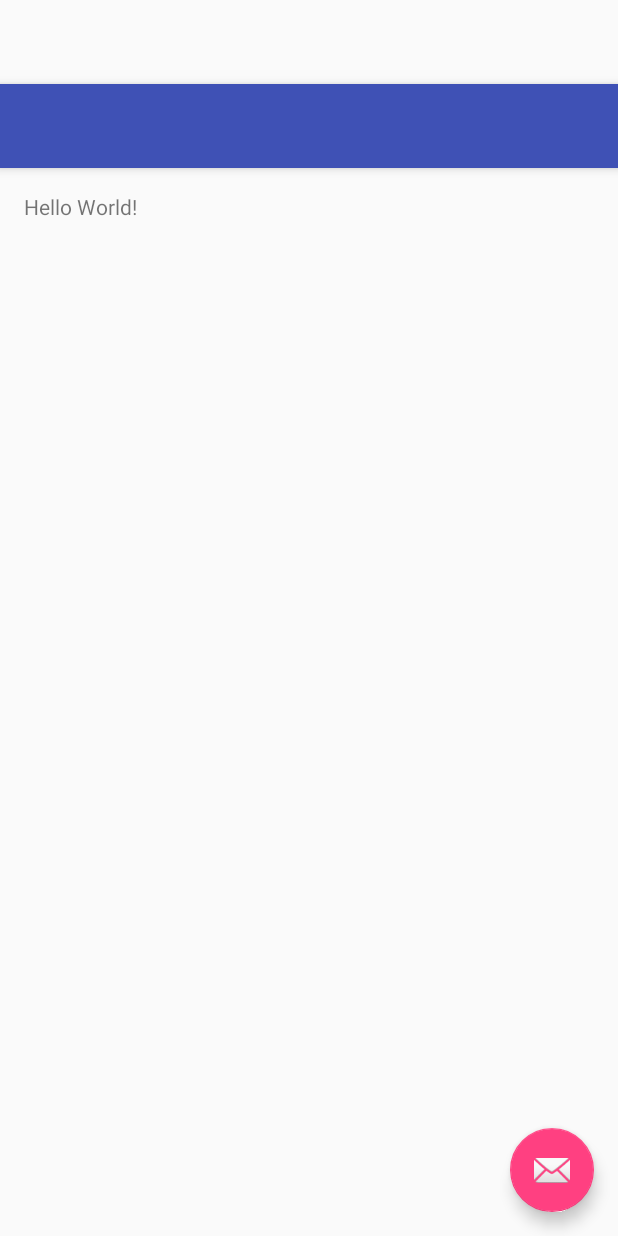
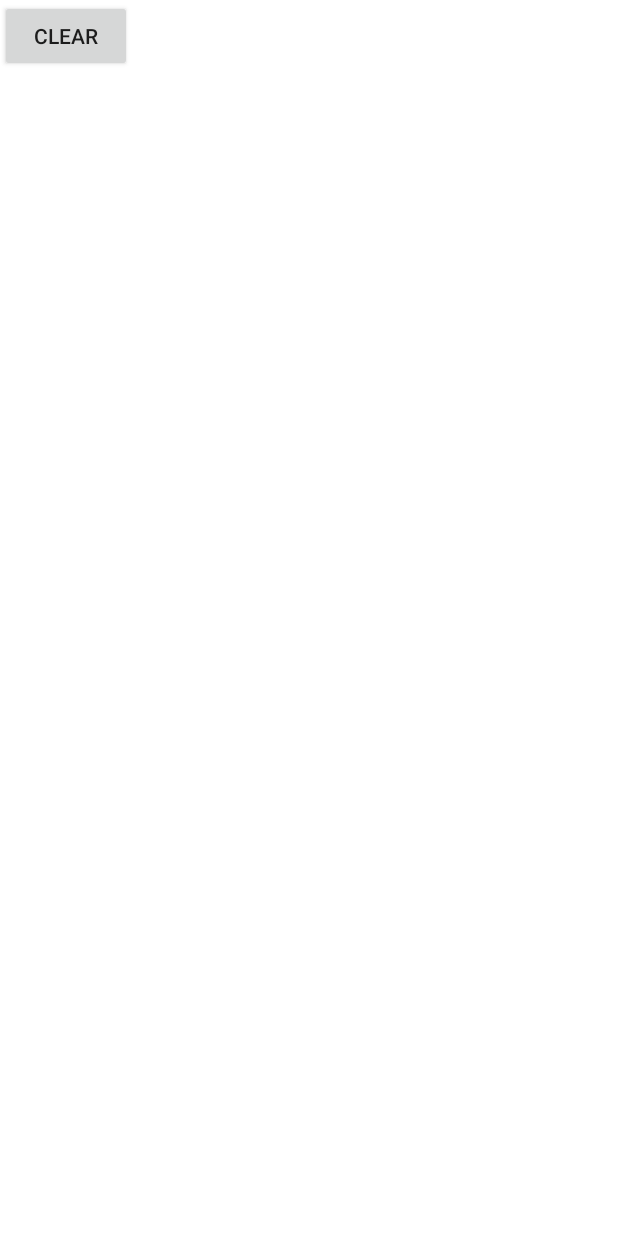
Before and after one commit to Xrowhro/androidShared, an Android app: the layout activity_main.xml on its own in the app's theme, with its tools: preview values and no code run, on a phone screen of 412 x 824 dp. Run offline under Robolectric (Android 15) with nearby library versions, the phone set to English and light mode, and no system bars.

Commit message:
AddDrawView

```diff
--- /dev/null
+++ b/app/src/main/java/com/example/user/sharedpaint/DrawView.java
@@ -0,0 +1,113 @@
+package com.example.user.sharedpaint;
+
+import android.content.Context;
+import android.content.res.TypedArray;
+import android.graphics.Bitmap;
+import android.graphics.Canvas;
+import android.graphics.Color;
+import android.graphics.Paint;
+import android.graphics.Path;
+import android.graphics.drawable.Drawable;
+import android.text.TextPaint;
+import android.util.AttributeSet;
+import android.view.MotionEvent;
+import android.view.View;
+
+/**
+ * TODO: document your custom view class.
+ */
+public class DrawView extends View {
+        public int width;
+        public int height;
+        private Bitmap mBitmap;
+        private Canvas mCanvas;
+        private Path mPath;
+        Context context;
+        private Paint mPaint;
+        private float mX, mY;
+        private static final float TOLERANCE = 5;
+
+        public DrawView(Context c, AttributeSet attrs) {
+            super(c, attrs);
+            context = c;
+
+            // we set a new Path
+            mPath = new Path();
+
+            // and we set a new Paint with the desired attributes
+            mPaint = new Paint();
+            mPaint.setAntiAlias(true);
+            mPaint.setColor(Color.BLACK);
+            mPaint.setStyle(Paint.Style.STROKE);
+            mPaint.setStrokeJoin(Paint.Join.ROUND);
+            mPaint.setStrokeWidth(4f);
+        }
+
+        // override onSizeChanged
+        @Override
+        protected void onSizeChanged(int w, int h, int oldw, int oldh) {
+            super.onSizeChanged(w, h, oldw, oldh);
+
+            // your Canvas will draw onto the defined Bitmap
+            mBitmap = Bitmap.createBitmap(w, h, Bitmap.Config.ARGB_8888);
+            mCanvas = new Canvas(mBitmap);
+        }
+
+        // override onDraw
+        @Override
+        protected void onDraw(Canvas canvas) {
+            super.onDraw(canvas);
+            // draw the mPath with the mPaint on the canvas when onDraw
+            canvas.drawPath(mPath, mPaint);
+        }
+
+        // when ACTION_DOWN start touch according to the x,y values
+        private void startTouch(float x, float y) {
+            mPath.moveTo(x, y);
+            mX = x;
+            mY = y;
+        }
+
+        // when ACTION_MOVE move touch according to the x,y values
+        private void moveTouch(float x, float y) {
+            float dx = Math.abs(x - mX);
+            float dy = Math.abs(y - mY);
+            if (dx >= TOLERANCE || dy >= TOLERANCE) {
+                mPath.quadTo(mX, mY, (x + mX) / 2, (y + mY) / 2);
+                mX = x;
+                mY = y;
+            }
+        }
+
+        public void clearCanvas() {
+            mPath.reset();
+            invalidate();
+        }
+
+        // when ACTION_UP stop touch
+        private void upTouch() {
+            mPath.lineTo(mX, mY);
+        }
+
+        @Override
+        public boolean onTouchEvent(MotionEvent event) {
+            float x = event.getX();
+            float y = event.getY();
+
+            switch (event.getAction()) {
+                case MotionEvent.ACTION_DOWN:
+                    startTouch(x, y);
+                    invalidate();
+                    break;
+                case MotionEvent.ACTION_MOVE:
+                    moveTouch(x, y);
+                    invalidate();
+                    break;
+                case MotionEvent.ACTION_UP:
+                    upTouch();
+                    invalidate();
+                    break;
+            }
+            return true;
+        }
+}
--- a/app/src/main/res/layout/activity_main.xml
+++ b/app/src/main/res/layout/activity_main.xml
@@ -1,34 +1,25 @@
 <?xml version="1.0" encoding="utf-8"?>
-<android.support.design.widget.CoordinatorLayout xmlns:android="http://schemas.android.com/apk/res/android"
+<FrameLayout xmlns:android="http://schemas.android.com/apk/res/android"
+    xmlns:custom="http://schemas.android.com/apk/res-auto"
     xmlns:app="http://schemas.android.com/apk/res-auto"
     xmlns:tools="http://schemas.android.com/tools"
     android:layout_width="match_parent"
     android:layout_height="match_parent"
-    android:fitsSystemWindows="true"
-    tools:context="com.example.user.sharedpaint.MainActivity">
+    android:background="#FFFFFF"
+    android:orientation="vertical">
 
-    <android.support.design.widget.AppBarLayout
+    <com.example.user.sharedpaint.DrawView
+        android:id="@+id/signature_canvas"
         android:layout_width="match_parent"
-        android:layout_height="wrap_content"
-        android:theme="@style/AppTheme.AppBarOverlay">
+        android:layout_height="match_parent"
+        android:textColor="#FFFFFF" />
 
-        <android.support.v7.widget.Toolbar
-            android:id="@+id/toolbar"
-            android:layout_width="match_parent"
-            android:layout_height="?attr/actionBarSize"
-            android:background="?attr/colorPrimary"
-            app:popupTheme="@style/AppTheme.PopupOverlay" />
-
-    </android.support.design.widget.AppBarLayout>
-
-    <include layout="@layout/content_main" />
-
-    <android.support.design.widget.FloatingActionButton
-        android:id="@+id/fab"
+    <Button
+        android:id="@+id/button1"
         android:layout_width="wrap_content"
         android:layout_height="wrap_content"
-        android:layout_gravity="bottom|end"
-        android:layout_margin="@dimen/fab_margin"
-        android:src="@android:drawable/ic_dialog_email" />
+        android:layout_gravity="left|top"
+        android:onClick="clearCanvas"
+        android:text="Clear" />
 
-</android.support.design.widget.CoordinatorLayout>
+</FrameLayout>
```
Also changed, not shown: app/src/main/java/com/example/user/sharedpaint/MainActivity.java (+7 -10 lines), app/src/main/res/layout/sample_draw_view.xml (added, +17 -0 lines), app/src/main/res/values/attrs_draw_view.xml (added, +8 -0 lines).
